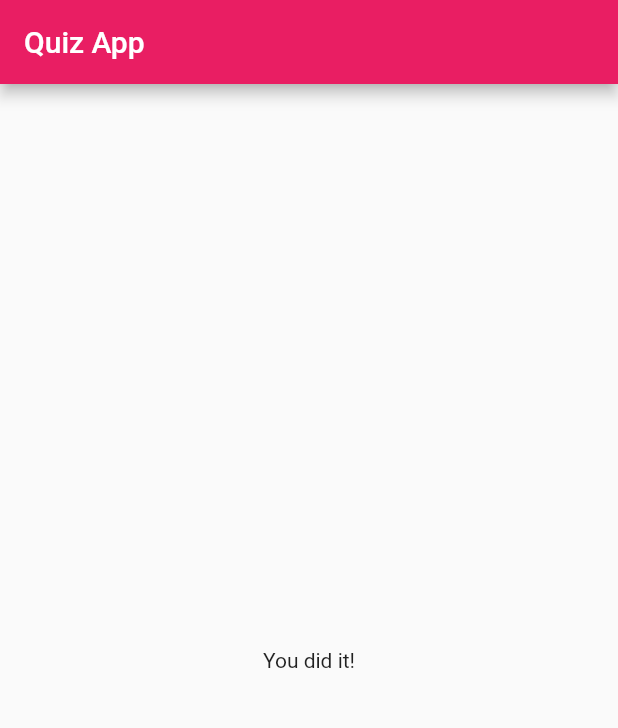
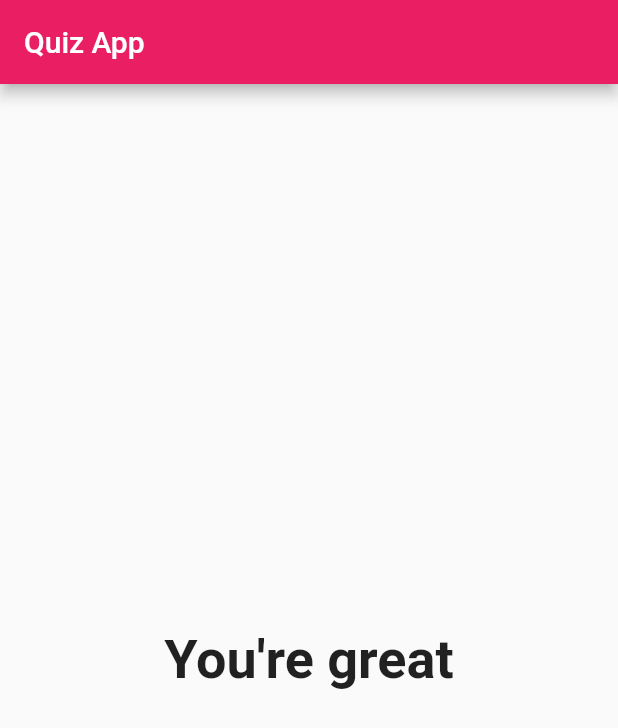
Before and after one commit to gauravxdhingra/FlutterUdemy, a Flutter app: the screen it shows after launch, after a tap on "Gaurav", after a tap on "20", after a tap on "Black", on a phone screen of 412 x 824 dp. Shown: the top 728 px of the screen. Run offline on Flutter 3.47's test engine with Material 2 defaults, Android fonts, the phone set to English and light mode, and no system bars.

Commit message:
Added Scoring System

```diff
--- /dev/null
+++ b/lib/Quiz.dart
@@ -0,0 +1,30 @@
+import 'package:flutter/material.dart';
+import './Questions.dart';
+import './Answers.dart';
+
+class Quiz extends StatelessWidget {
+  final List<Map<String, Object>> ques;
+  final Function answerQuestion;
+  final int questionIndex;
+
+  Quiz(
+      {@required this.ques,
+      @required this.answerQuestion,
+      @required this.questionIndex});
+
+  @override
+  Widget build(BuildContext context) {
+    return Column(
+      children: <Widget>[
+        Questions(
+          ques[questionIndex]['questionSet'],
+        ),
+        ...(ques[questionIndex]['answerSet'] as List<Map<String, Object>>)
+            .map((answer) {
+          return Answers(
+              () => answerQuestion(answer['score']), answer['option']);
+        }).toList()
+      ],
+    );
+  }
+}
--- /dev/null
+++ b/lib/Result.dart
@@ -0,0 +1,33 @@
+import 'package:flutter/material.dart';
+
+class Result extends StatelessWidget {
+  final int resultScore;
+
+  Result(this.resultScore);
+
+  String get resultPhrase {
+    var resultText = 'You did it!';
+    if (resultScore >= 12) {
+      resultText = 'You are awesome';
+    } else if (resultScore >= 8 && resultScore > 4) {
+      resultText = 'You\'re great';
+    } else {
+      resultText = 'Okay, Thanks';
+    }
+    return resultText;
+  }
+
+  @override
+  Widget build(BuildContext context) {
+    return Center(
+      child: Text(
+        resultPhrase,
+        textAlign: TextAlign.center,
+        style: TextStyle(
+          fontSize: 36,
+          fontWeight: FontWeight.bold,
+        ),
+      ),
+    );
+  }
+}
--- a/lib/main.dart
+++ b/lib/main.dart
@@ -1,6 +1,6 @@
 import 'package:flutter/material.dart';
-import './Answers.dart';
-import './Questions.dart';
+import './Result.dart';
+import './Quiz.dart';
 
 void main() {
   runApp(MyApp());
@@ -15,33 +15,49 @@ class MyApp extends StatefulWidget {
 
 class MyAppState extends State<MyApp> {
   var _questionIndex = 0;
+  var _totalScore = 0;
 
-  void _answerQuestion() {
+  void _answerQuestion(int score) {
     // var aBool = true;
     // aBool = false;
-
+    _totalScore += score;
     setState(() {
       _questionIndex++;
     });
     print(_questionIndex);
-    if (_questionIndex < ques.length) {
+    if (_questionIndex < _ques.length) {
       print('We have more questons');
     } else
       (print('No more questions'));
   }
 
-  final ques = const [
+  final _ques = const [
     {
       'questionSet': 'What\'s your name?',
-      'answerSet': ['Gaurav', 'Rishabh', 'Lakshay', 'Shubham'],
+      'answerSet': [
+        {'option': 'Gaurav', 'score': 4},
+        {'option': 'Rishabh', 'score': 3},
+        {'option': 'Lakshay', 'score': 2},
+        {'option': 'Shubham', 'score': 1},
+      ],
     },
     {
       'questionSet': 'What\'s your age?',
-      'answerSet': ['10', '20', '30', '40'],
+      'answerSet': [
+        {'option': '10', 'score': 1},
+        {'option': '20', 'score': 2},
+        {'option': '30', 'score': 3},
+        {'option': '40', 'score': 4},
+      ],
     },
     {
       'questionSet': 'What\'s your favourite color?',
-      'answerSet': ['Black', 'Blue', 'Red', 'White'],
+      'answerSet': [
+        {'option': 'Black', 'score': 4},
+        {'option': 'Blue', 'score': 3},
+        {'option': 'Red', 'score': 2},
+        {'option': 'White', 'score': 1},
+      ],
     },
   ];
 
@@ -58,21 +74,12 @@ class MyAppState extends State<MyApp> {
             textAlign: TextAlign.center,
           ),
         ),
-        body: _questionIndex < ques.length
-            ? Column(
-                children: <Widget>[
-                  Questions(
-                    ques[_questionIndex]['questionSet'],
-                  ),
-                  ...(ques[_questionIndex]['answerSet'] as List<String>)
-                      .map((answer) {
-                    return Answers(_answerQuestion, answer);
-                  }).toList()
-                ],
-              )
-            : Center(
-                child: Text('You did it!'),
-              ),
+        body: _questionIndex < _ques.length
+            ? Quiz(
+                ques: _ques,
+                answerQuestion: _answerQuestion,
+                questionIndex: _questionIndex)
+            : Result(_totalScore),
       ),
     );
   }
```
